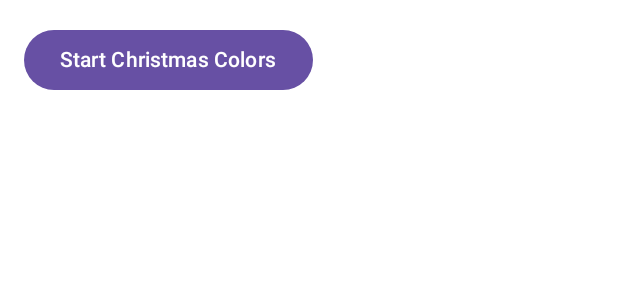
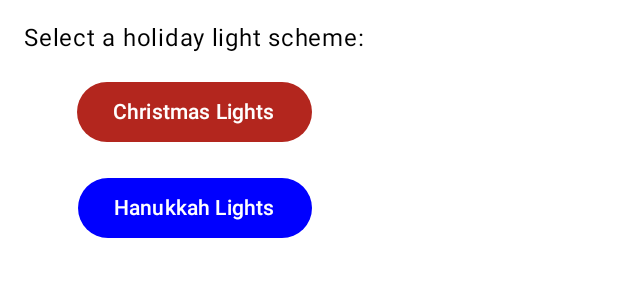
Before and after one commit to ilyakatz/huego, an Android app built with Jetpack Compose: the @Preview function ConnectedStatePreview, on a phone screen of 412 x 824 dp. Shown: the top 300 px of the screen. Run offline under Robolectric (Android 15) with nearby library versions, the phone set to English and light mode, and no system bars.

Commit message:
Add hanukkah lights option

```diff
--- /dev/null
+++ b/app/src/main/java/com/example/huego/model/ColorScheme.kt
@@ -0,0 +1,6 @@
+package com.example.huego.model
+
+enum class ColorScheme {
+    CHRISTMAS,
+    HANUKKAH
+}
--- a/app/src/main/java/com/example/huego/ui/components/ConnectedState.kt
+++ b/app/src/main/java/com/example/huego/ui/components/ConnectedState.kt
@@ -4,6 +4,7 @@ import androidx.compose.foundation.layout.Arrangement
 import androidx.compose.foundation.layout.Column
 import androidx.compose.foundation.layout.padding
 import androidx.compose.material3.Button
+import androidx.compose.material3.ButtonDefaults
 import androidx.compose.material3.MaterialTheme
 import androidx.compose.material3.Text
 import androidx.compose.runtime.Composable
@@ -11,23 +12,75 @@ import androidx.compose.ui.Alignment
 import androidx.compose.ui.Modifier
 import androidx.compose.ui.tooling.preview.Preview
 import androidx.compose.ui.unit.dp
+import com.example.huego.model.ColorScheme
+import android.content.res.Configuration
+import com.example.huego.ui.theme.HueGoTheme
 
 @Composable
 fun ConnectedState(
     isRunning: Boolean,
-    onToggle: (Boolean) -> Unit
+    selectedScheme: ColorScheme?,
+    onSchemeSelected: (ColorScheme) -> Unit,
+    onStop: () -> Unit
 ) {
-    Button(
-        onClick = { onToggle(!isRunning) }
+    Column(
+        horizontalAlignment = Alignment.CenterHorizontally,
+        verticalArrangement = Arrangement.spacedBy(16.dp)
     ) {
-        Text(if (isRunning) "Stop" else "Start Christmas Colors")
+        if (!isRunning) {
+            Text(
+                text = "Select a holiday light scheme:",
+                style = MaterialTheme.typography.bodyLarge
+            )
+
+            Button(
+                onClick = { onSchemeSelected(ColorScheme.CHRISTMAS) },
+                colors = ButtonDefaults.buttonColors(
+                    containerColor = MaterialTheme.colorScheme.error
+                )
+            ) {
+                Text("Christmas Lights")
+            }
+
+            Button(
+                onClick = { onSchemeSelected(ColorScheme.HANUKKAH) },
+                colors = ButtonDefaults.buttonColors(
+                    containerColor = MaterialTheme.colorScheme.primary
+                )
+            ) {
+                Text("Hanukkah Lights")
+            }
+        } else {
+            Text(
+                text = when (selectedScheme) {
+                    ColorScheme.CHRISTMAS -> "Running Christmas lights"
+                    ColorScheme.HANUKKAH -> "Running Hanukkah lights"
+                    null -> "Running lights"
+                },
+                style = MaterialTheme.typography.bodyLarge
+            )
+
+            Button(
+                onClick = onStop,
+                colors = ButtonDefaults.buttonColors(
+                    containerColor = MaterialTheme.colorScheme.error
+                )
+            ) {
+                Text("Stop")
+            }
+        }
     }
 }
 
-@Preview(showBackground = true)
+@Preview(showBackground = true, name = "Light Mode")
+@Preview(
+    showBackground = true,
+    uiMode = Configuration.UI_MODE_NIGHT_YES,
+    name = "Dark Mode"
+)
 @Composable
 private fun ConnectedStatePreview() {
-    MaterialTheme {
+    HueGoTheme {
         Column(
             horizontalAlignment = Alignment.CenterHorizontally,
             verticalArrangement = Arrangement.Center,
@@ -35,16 +88,23 @@ private fun ConnectedStatePreview() {
         ) {
             ConnectedState(
                 isRunning = false,
-                onToggle = {}
+                selectedScheme = null,
+                onSchemeSelected = {},
+                onStop = {}
             )
         }
     }
 }
 
-@Preview(showBackground = true)
+@Preview(showBackground = true, name = "Light Mode Running")
+@Preview(
+    showBackground = true,
+    uiMode = Configuration.UI_MODE_NIGHT_YES,
+    name = "Dark Mode Running"
+)
 @Composable
 private fun ConnectedStateRunningPreview() {
-    MaterialTheme {
+    HueGoTheme {
         Column(
             horizontalAlignment = Alignment.CenterHorizontally,
             verticalArrangement = Arrangement.Center,
@@ -52,7 +112,9 @@ private fun ConnectedStateRunningPreview() {
         ) {
             ConnectedState(
                 isRunning = true,
-                onToggle = {}
+                selectedScheme = ColorScheme.CHRISTMAS,
+                onSchemeSelected = {},
+                onStop = {}
             )
         }
     }
```
Also changed, not shown: app/src/main/java/com/example/huego/HueViewModel.kt (+23 -7 lines), app/src/main/java/com/example/huego/ui/ChristmasLightScreen.kt (+8 -3 lines), app/src/main/java/com/example/huego/ui/theme/Theme.kt (+6 -4 lines).
